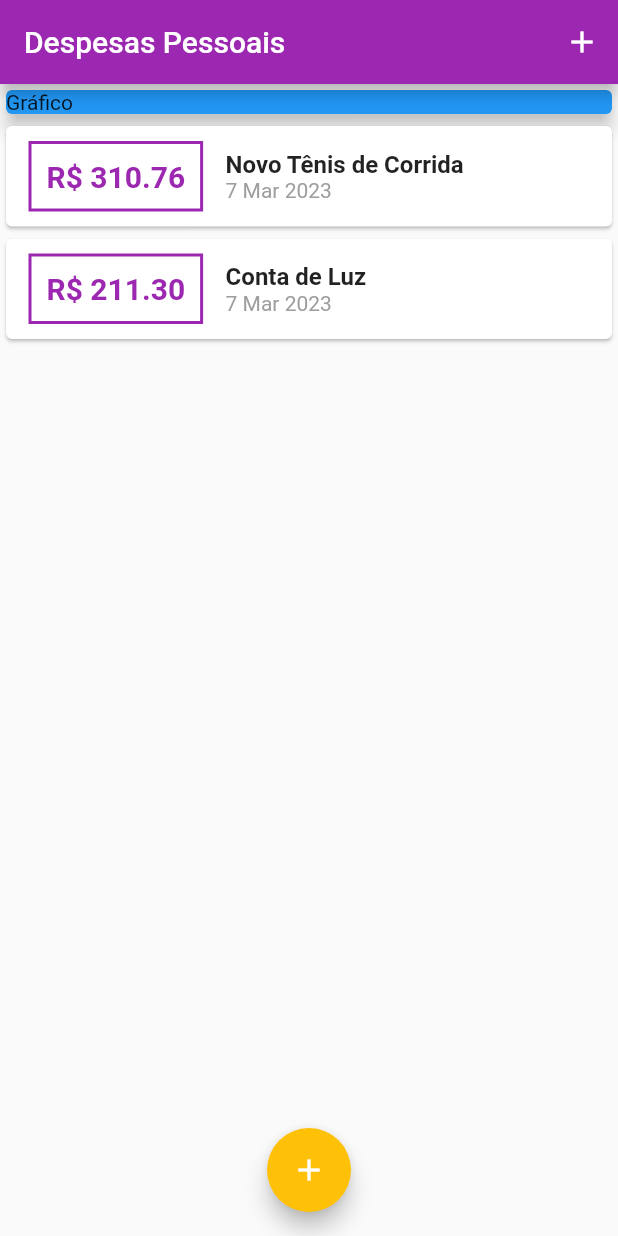
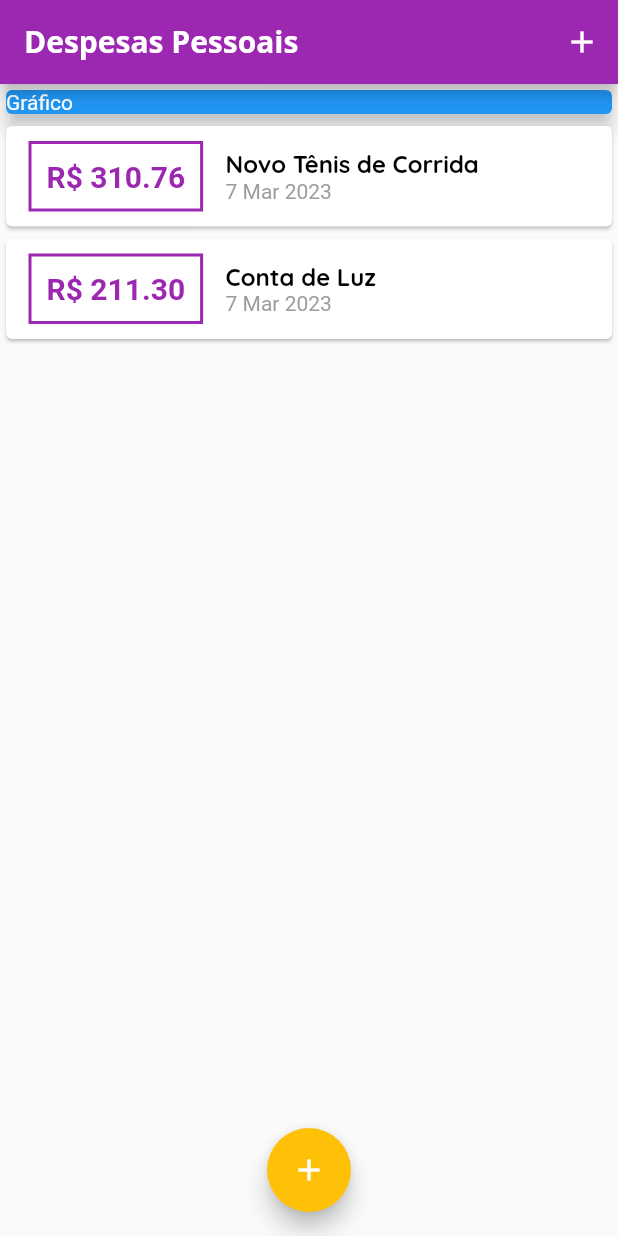
Before and after one commit to IsmaelDevMobile/expenses, a Flutter app: the screen it shows after launch, on a phone screen of 412 x 824 dp. Run offline on Flutter 3.47's test engine with Material 2 defaults, Android fonts, the phone set to English and light mode, and no system bars.

Commit message:
adicionar fontes personalizadas e theme

```diff
--- a/lib/main.dart
+++ b/lib/main.dart
@@ -22,6 +22,23 @@ class ExpensesApp extends StatelessWidget {
           primary: Colors.purple,
           secondary: Colors.amber,
         ),
+
+        textTheme: const TextTheme(
+         titleMedium: TextStyle(
+           fontFamily: 'Quicksand',
+           fontSize: 16,
+           fontWeight: FontWeight.bold,
+           color: Colors.black,
+         ),
+        ),
+        appBarTheme: tema.appBarTheme.copyWith(
+          titleTextStyle: const TextStyle(
+            fontFamily: 'OpenSans',
+            fontSize: 20,
+            fontWeight: FontWeight.bold,
+            color: Colors.white,
+          )
+        )
       ),
     );
   }
--- a/lib/widgets/transaction_list.dart
+++ b/lib/widgets/transaction_list.dart
@@ -47,10 +47,7 @@ class TransactionList extends StatelessWidget {
                   children: [
                     Text(
                       tr.title!,
-                      style: const TextStyle(
-                        fontSize: 16,
-                        fontWeight: FontWeight.bold,
-                      ),
+                      style: Theme.of(context).textTheme.titleMedium,
                     ),
                     Text(
                       DateFormat('d MMM y').format(tr.date!),
```
Also changed, not shown: pubspec.yaml (+13 -6 lines), assets/fonts/OpenSans-Bold.ttf (added), assets/fonts/OpenSans-Regular.ttf (added), assets/fonts/Quicksand-Bold.ttf (added), assets/fonts/Quicksand-Light.ttf (added), assets/fonts/Quicksand-Medium.ttf (added), assets/fonts/Quicksand-Regular.ttf (added).
